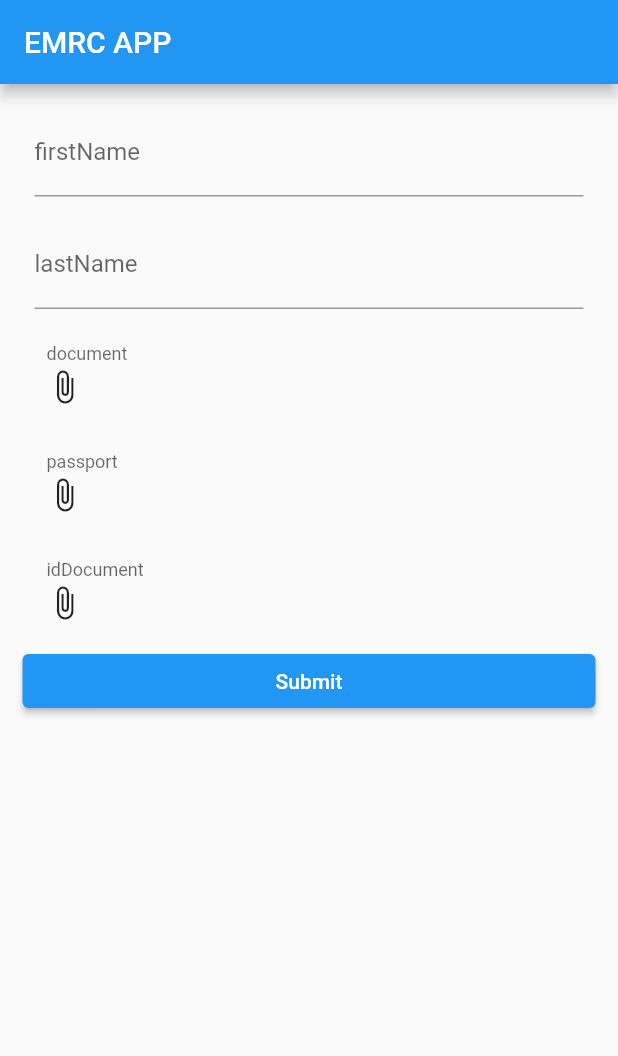
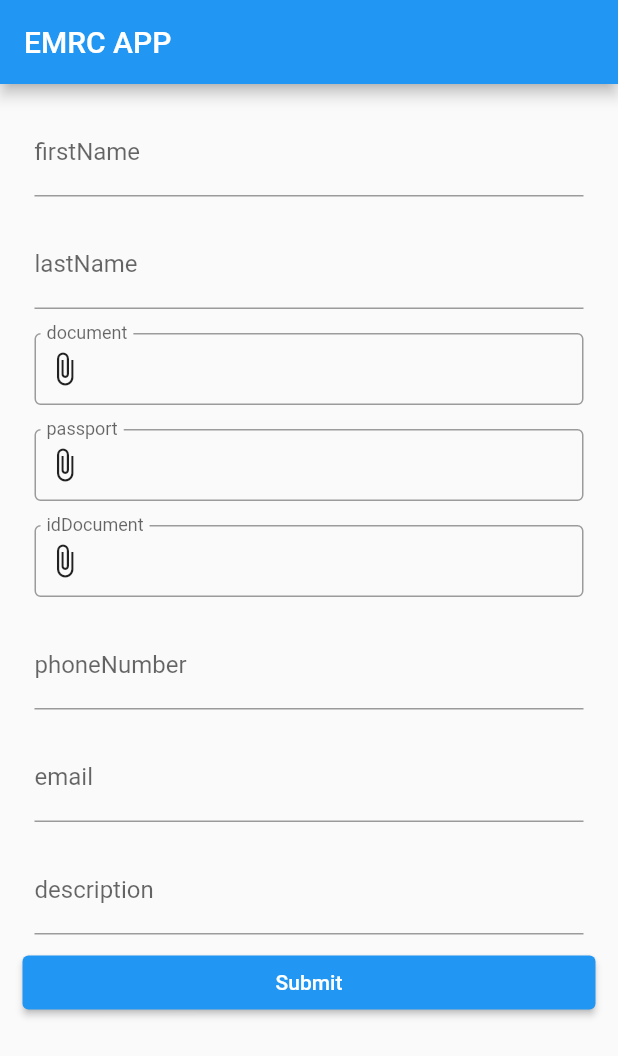
Before and after one commit to alizoort/form_builder, a Flutter app: the screen it shows after launch, on a phone screen of 412 x 824 dp. Shown: the top 1056 px of the screen. Run offline on Flutter 3.47's test engine with Material 2 defaults, Android fonts, the phone set to English and light mode, and no system bars; drawn by our look-alikes of flutter_form_builder; our stand-ins replace file_picker, form_builder_validators, open_file, permission_handler; missing offline and left inert: dart:html.

```diff
--- a/lib/boot_comp.dart
+++ b/lib/boot_comp.dart
@@ -3,8 +3,6 @@ import 'package:flutter_localizations/flutter_localizations.dart';
 import 'package:form_builder_validators/localization/l10n.dart';
 import 'package:modee_emrc_app/services/electricity-service/electricity-service.dart';
 import 'package:modee_emrc_app/shared/enums/screen_enum.dart';
-
-import 'emrc_form.dart';
 
 class BootComp extends StatelessWidget{
   @override
--- a/lib/services/electricity-service/electricity-service.dart
+++ b/lib/services/electricity-service/electricity-service.dart
@@ -66,7 +66,31 @@ class _ElectricityEMRCServiceState extends State<ElectricityEMRCService> {
                           padding: const EdgeInsets.all(8.0),
                           child: UploadComponent (fieldName:'idDocument',label:'idDocument',validators:[FormBuilderValidators.required()]),
                         )),
-                                                                      ]
+                                                                                                   ConstrainedBox(
+                          constraints: BoxConstraints(maxWidth: maxChildWidth),
+                          child: Padding(
+                            padding: const EdgeInsets.all(8.0),
+                            child: TextInputComponent(fieldName: 'phoneNumber', label: 'phoneNumber',validators: [  FormBuilderValidators.required(),
+                             ]),
+                          ),
+                        ),
+                                                                                                                           ConstrainedBox(
+                          constraints: BoxConstraints(maxWidth: maxChildWidth),
+                          child: Padding(
+                            padding: const EdgeInsets.all(8.0),
+                            child: TextInputComponent(fieldName: 'email', label: 'email',validators: [  FormBuilderValidators.required(),
+                             ]),
+                          ),
+                        ),
+                                                                                                                           ConstrainedBox(
+                          constraints: BoxConstraints(maxWidth: maxChildWidth),
+                          child: Padding(
+                            padding: const EdgeInsets.all(8.0),
+                            child: TextInputComponent(fieldName: 'description', label: 'description',validators: [  FormBuilderValidators.required(),
+                             ]),
+                          ),
+                        ),
+                                                                                              ]
                   );
                 }
               )
--- a/lib/shared/upload_component/constants.dart
+++ b/lib/shared/upload_component/constants.dart
@@ -2,5 +2,5 @@ import 'package:flutter/material.dart';
 
 const kUploadInputDecoration = InputDecoration(
     contentPadding: EdgeInsets.all(8.0),
-    border: InputBorder.none,
+    border: OutlineInputBorder(),
 );
```
Also changed, not shown: lib/emrc_form.dart (deleted, +0 -73 lines), 1 other file.
